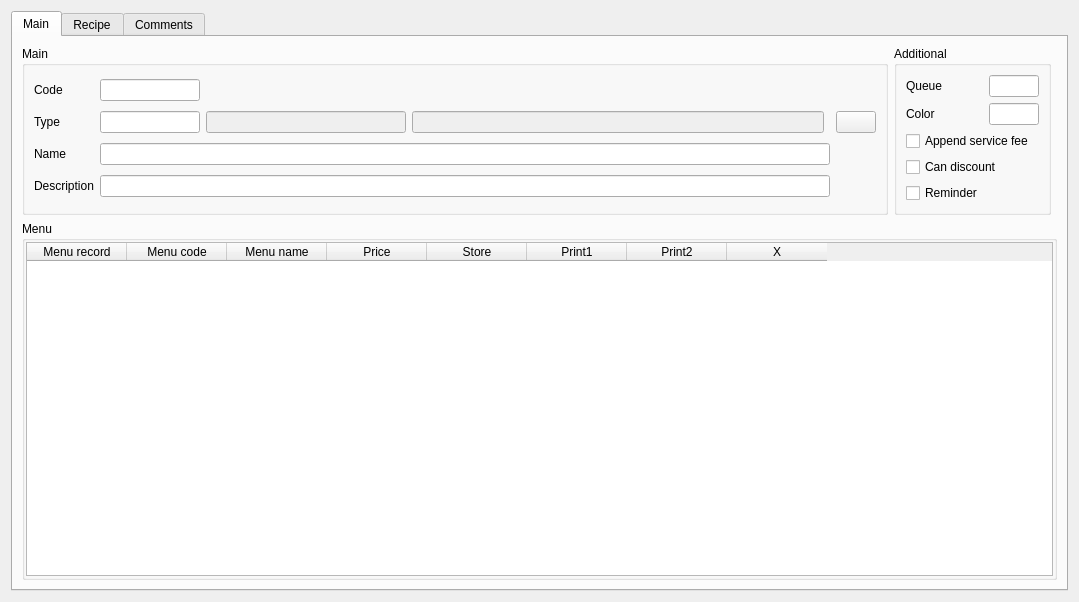
Old version of the form Editors/c5dishwidget.ui in the repository End1-1/Cafe5.
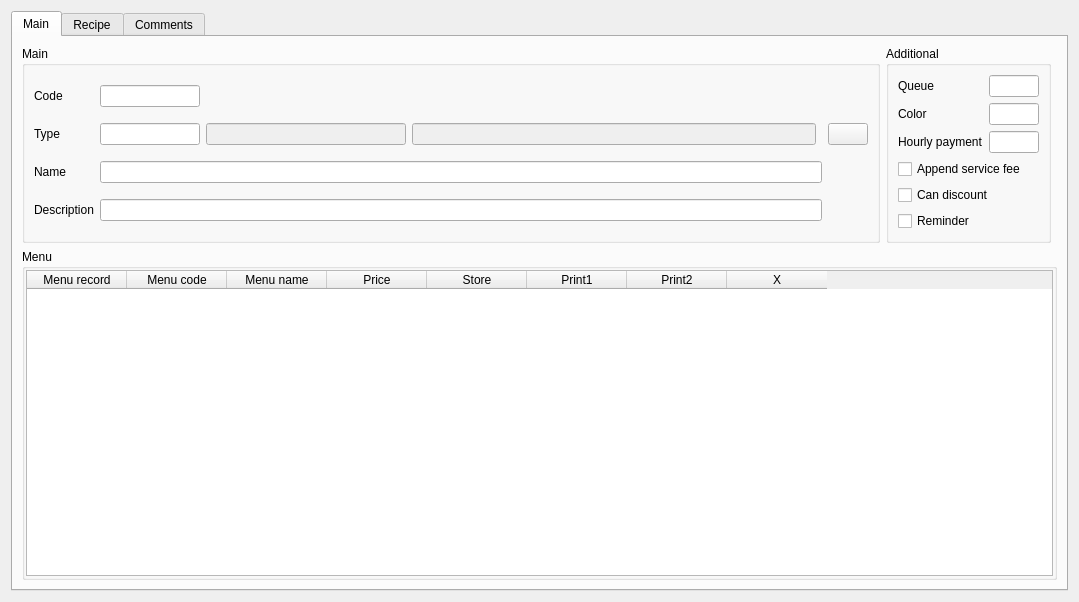
New version of the form. Icons and pictures are not drawn. Custom widgets are drawn as their Qt base class.

Commit message: New shop, before service5 Hourly payment Order flags

```diff
--- a/Editors/c5dishwidget.ui
+++ b/Editors/c5dishwidget.ui
@@ -267,36 +267,6 @@
             </property>
            </widget>
           </item>
-          <item row="2" column="0" colspan="2">
-           <widget class="C5CheckBox" name="checkBox_2">
-            <property name="text">
-             <string>Append service fee</string>
-            </property>
-            <property name="Field" stdset="0">
-             <string>f_service</string>
-            </property>
-           </widget>
-          </item>
-          <item row="3" column="0" colspan="2">
-           <widget class="C5CheckBox" name="checkBox">
-            <property name="text">
-             <string>Can discount</string>
-            </property>
-            <property name="Field" stdset="0">
-             <string>f_discount</string>
-            </property>
-           </widget>
-          </item>
-          <item row="4" column="0">
-           <widget class="C5CheckBox" name="checkBox_3">
-            <property name="text">
-             <string>Reminder</string>
-            </property>
-            <property name="Field" stdset="0">
-             <string>f_remind</string>
-            </property>
-           </widget>
-          </item>
           <item row="0" column="1">
            <widget class="C5LineEditWithSelector" name="leQueue">
             <property name="maximumSize">
@@ -320,6 +290,16 @@
             </property>
            </widget>
           </item>
+          <item row="3" column="0" colspan="2">
+           <widget class="C5CheckBox" name="checkBox_2">
+            <property name="text">
+             <string>Append service fee</string>
+            </property>
+            <property name="Field" stdset="0">
+             <string>f_service</string>
+            </property>
+           </widget>
+          </item>
           <item row="1" column="1">
            <widget class="C5LineEditWithSelector" name="leColor">
             <property name="maximumSize">
@@ -342,6 +322,49 @@
             </property>
            </widget>
           </item>
+          <item row="4" column="0" colspan="2">
+           <widget class="C5CheckBox" name="checkBox">
+            <property name="text">
+             <string>Can discount</string>
+            </property>
+            <property name="Field" stdset="0">
+             <string>f_discount</string>
+            </property>
+           </widget>
+          </item>
+          <item row="5" column="0">
+           <widget class="C5CheckBox" name="checkBox_3">
+            <property name="text">
+             <string>Reminder</string>
+            </property>
+            <property name="Field" stdset="0">
+             <string>f_remind</string>
+            </property>
+           </widget>
+          </item>
+          <item row="2" column="0">
+           <widget class="QLabel" name="label_10">
+            <property name="text">
+             <string>Hourly payment</string>
+            </property>
+           </widget>
+          </item>
+          <item row="2" column="1">
+           <widget class="C5LineEditWithSelector" name="leHourlyPayment">
+            <property name="maximumSize">
+             <size>
+              <width>50</width>
+              <height>16777215</height>
+             </size>
+            </property>
+            <property name="Field" stdset="0">
+             <string>f_hourlypayment</string>
+            </property>
+            <property name="Type" stdset="0">
+             <number>1</number>
+            </property>
+           </widget>
+          </item>
          </layout>
         </widget>
        </item>
```
Left out of the diff: 15 changed lines with no effect on the pictures. The commit also changes 156 other files.
